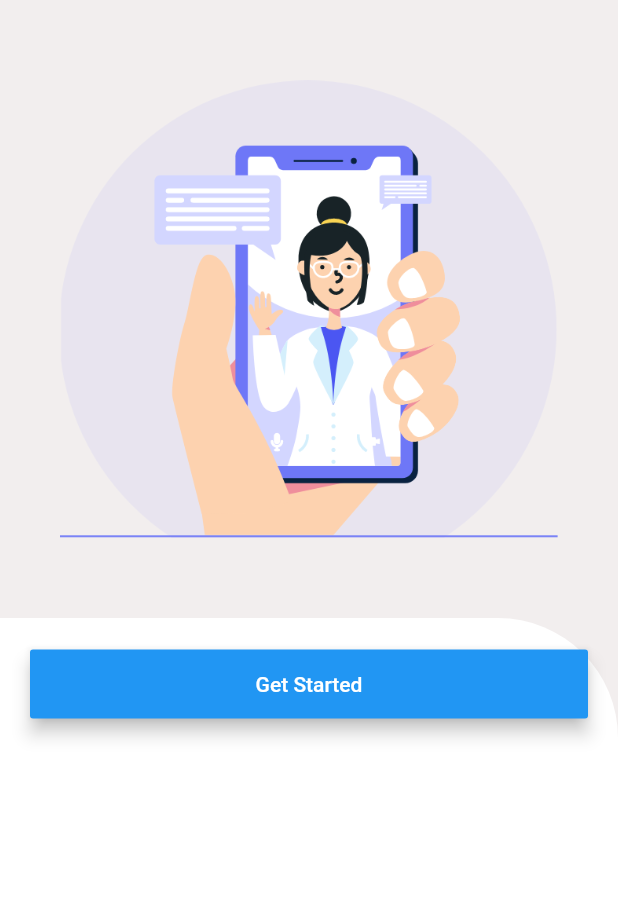
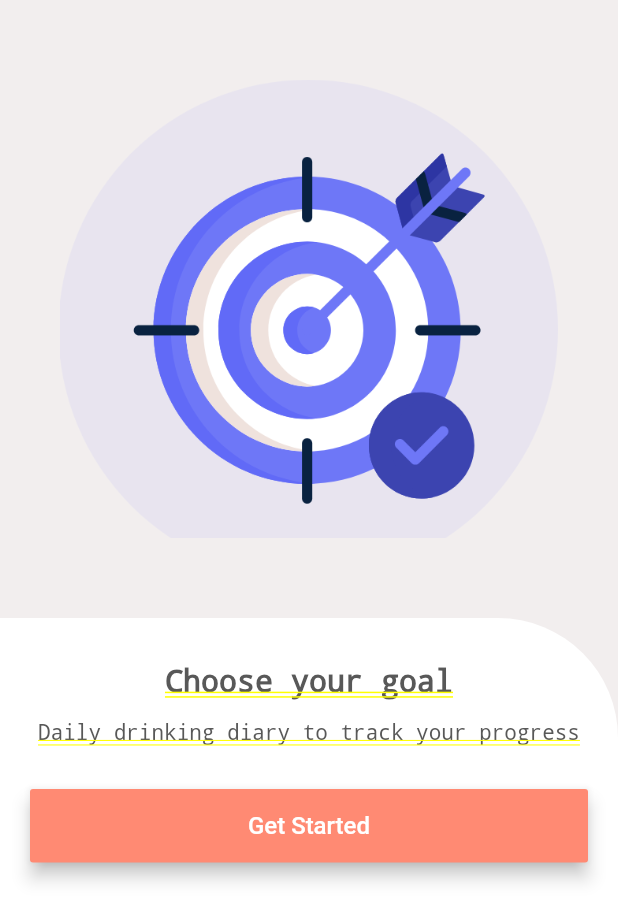
Before and after one commit to ashim-kansal/HH_Patient, a Flutter app: the screen it shows after launch, after a tap on "Get Started", on a phone screen of 412 x 824 dp. Shown: the top 921 px of the screen. Run offline on Flutter 3.47's test engine with Material 2 defaults, Android fonts, the phone set to English and light mode, and no system bars.

Commit message:
commit successfull

```diff
--- a/lib/ChangeLanguage.dart
+++ b/lib/ChangeLanguage.dart
@@ -41,18 +41,32 @@ class SelectLanguageState extends State<StatefulWidget> {
                           ),
                           Flexible(
                             child: Material(
-                              child:Container(
-                                padding: EdgeInsets.fromLTRB(20, 10, 20, 10),
+                              color: Colors.white,
+                              child: Column(children: [
+                                Text(
+                                  "Select Language",
+                                  style: TextStyle(color: Color(0xff949494), fontSize: 16),
+                                  textAlign: TextAlign.center,
+                                ),
+                                SizedBox(height: 10,),
+                                Container(
+                                  padding:  const EdgeInsets.only(left: 10.0,right: 10.0),
+                                  width: 230.0,
+                                  // padding: EdgeInsets.fromLTRB(80, 0, 80, 0),
                                   decoration: BoxDecoration(
                                       shape: BoxShape.rectangle,
-                                    border: Border.all(color: Colors.black),
+                                      border: Border.all(color: Color(0xffE9E7E7)),
                                       borderRadius: BorderRadius.all(Radius.circular(5.0))),
+
+                                child: DropdownButtonHideUnderline(
+
                                   child: DropdownButton<String>(
+                                    isExpanded: true,
                                   value: dropdownValue,
                                   icon: Icon(Icons.arrow_drop_down),
                                   iconSize: 24,
                                   elevation: 16,
-                                style: TextStyle(color: Colors.deepPurple),
+                                  style: TextStyle(color: Color(0xff707070)),
                                   onChanged: (String newValue) {
                                     setState(() {
                                       dropdownValue = newValue;
@@ -65,8 +79,10 @@ class SelectLanguageState extends State<StatefulWidget> {
                                       child: Text(value),
                                     );
                                   }).toList(),
-                              ),
+                                ),)
                                 )
+                              ],)
+
                             ),
                             flex: 1,
                           )
@@ -78,10 +94,11 @@ class SelectLanguageState extends State<StatefulWidget> {
                     child: Container(
                         padding: EdgeInsets.all(20.0),
                         child: Center(
-                          child: HHButton(title: "Get Started", type: 2, onClick: (){
+                          child: HHButton(title: "Get Started",
+                          type: 2,
+                          onClick: (){
                             Navigator.pop(context);
                             Navigator.pushNamed(context, MyGoals.RouteName);
-
                           }),
                         ))),
               ],
--- a/lib/goals.dart
+++ b/lib/goals.dart
@@ -34,12 +34,12 @@ class MyGoalsState extends State<MyGoals> {
                     children: [
                       Container(
                         padding: EdgeInsets.all(30.0),
-                          child:Image.asset('assets/images/goal_1.png')
+                          child:Image.asset('assets/images/goal_2.png')
                       ),
 
                       Container(
                         padding: EdgeInsets.all(40.0),
-                        child: Image.asset('assets/images/goal_2.png'),
+                        child: Image.asset('assets/images/goal_1.png'),
                       ),
 
                       Container(
@@ -63,7 +63,37 @@ class MyGoalsState extends State<MyGoals> {
                         child: Column(
                           // mainAxisAlignment: MainAxisAlignment.spaceEvenly,
                           children: [
-
+                            SizedBox(
+                              height: 10,
+                            ),
+                            count == 1 ?
+                            Text(
+                              "Choose your goal",
+                              style: TextStyle(fontSize: 20, fontWeight: FontWeight.bold, color: Color(0xff585858)),
+                            ) : count == 2 ?  Text(
+                              "Video Session",
+                              style: TextStyle(fontSize: 20, fontWeight: FontWeight.bold, color: Color(0xff585858)),
+                            ) : Text(
+                              "Daily Journaling",
+                              style: TextStyle(fontSize: 20, fontWeight: FontWeight.bold, color: Color(0xff585858)),
+                            ),
+                            SizedBox(
+                              height: 15,
+                            ),
+                            count == 1 ?
+                            Text(
+                              "Daily drinking diary to track your progress",
+                              style: TextStyle(fontSize: 14, fontWeight: FontWeight.w300, color: Color(0xff585858)),
+                            ) : count == 2 ?  Text(
+                              "Join your therapist directly from your phone",
+                              style: TextStyle(fontSize: 14, fontWeight: FontWeight.w300, color: Color(0xff585858)),
+                            ) : Text(
+                              "To help you understand your triggers",
+                              style: TextStyle(fontSize: 14, fontWeight: FontWeight.w300, color: Color(0xff585858)),
+                            ),
+                            SizedBox(
+                              height: 30,
+                            ),
                             HHButton(title: name, type: 2, onClick: (){
                               setState(() {
                                 if(count ==1){
--- a/lib/splash.dart
+++ b/lib/splash.dart
@@ -25,9 +25,28 @@ class SplashState extends State<Splash>{
   }
   @override
   Widget build(BuildContext context) {
-    return Container(
-        color: Colors.white,
-        child:Image.asset('assets/images/ic_appicon_blue.png')
+    return
+      Container(
+        color: Color(0xff777CEA),
+        child:
+        // Column(children: [
+          Flexible(
+            // child: Container(
+              child: Image.asset('assets/images/ic_appicon_white.png',
+                height: 100,
+                width: 150,
+                fit: BoxFit.none,
+                cacheHeight: 100,
+                cacheWidth: 150,
+                ),
+
+            ),
+
+          // )
+
+        // ],)
+
+
 
     );
   }
--- a/lib/widgets/mywidgets.dart
+++ b/lib/widgets/mywidgets.dart
@@ -4,6 +4,7 @@ import 'package:flutter/material.dart';
 class HHButton extends StatelessWidget{
   var title = "";
   var type = 1;
+  var fsize=14;
   final VoidCallback onClick;
 
   HHButton({@required this.title, @required this.type, this.onClick});
@@ -17,13 +18,14 @@ class HHButton extends StatelessWidget{
       padding:
       EdgeInsets.fromLTRB(20.0, 15.0, 20.0, 15.0),
       elevation: 5.0,
-      color: type ==1 ? Theme.of(context).primaryColor:Theme.of(context).accentColor,
+      color: type ==1 ? Theme.of(context).primaryColor:Color(0xffff8a73),
+      // color: type ==1 ? Theme.of(context).primaryColor:Theme.of(context).accentColor,
       onPressed: () {
         onClick();
       },
       child: Text(
         title,
-        style: TextStyle(color: Colors.white),
+        style: TextStyle(color: Colors.white, fontSize: 16),
         textAlign: TextAlign.center,
       ),
     );
```
Also changed, not shown: 8 other files. Lines whose indentation alone changed are shown as unchanged.
